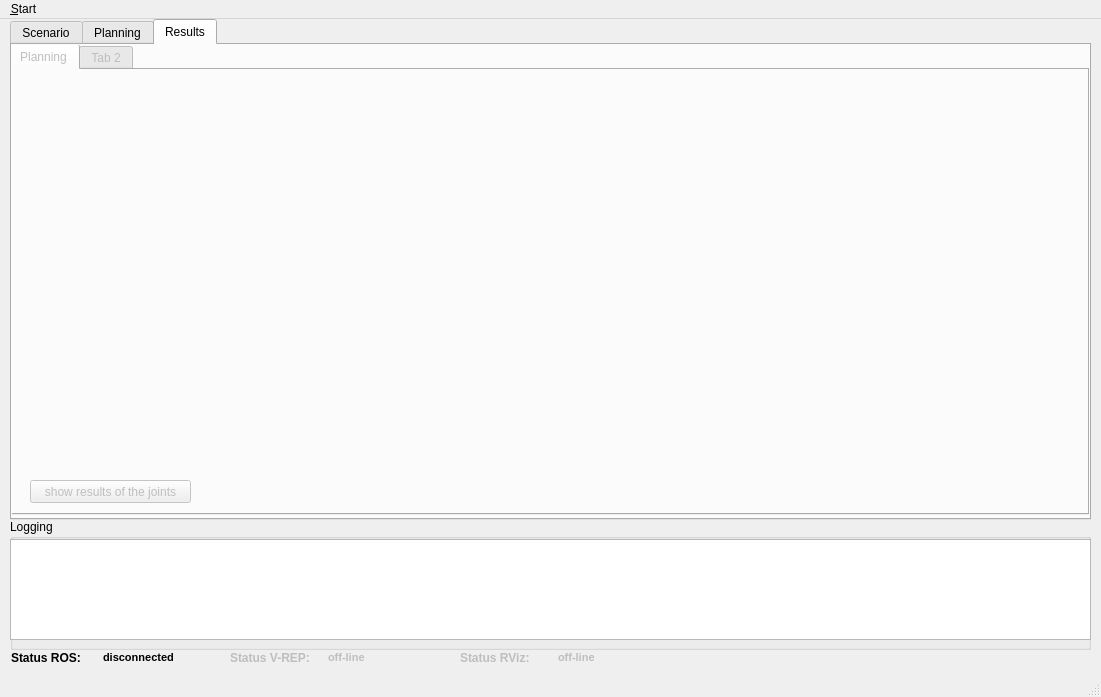
Before: the Qt Designer form ui/main_window.ui in zohannn/motion_manager, drawn with Qt 5.
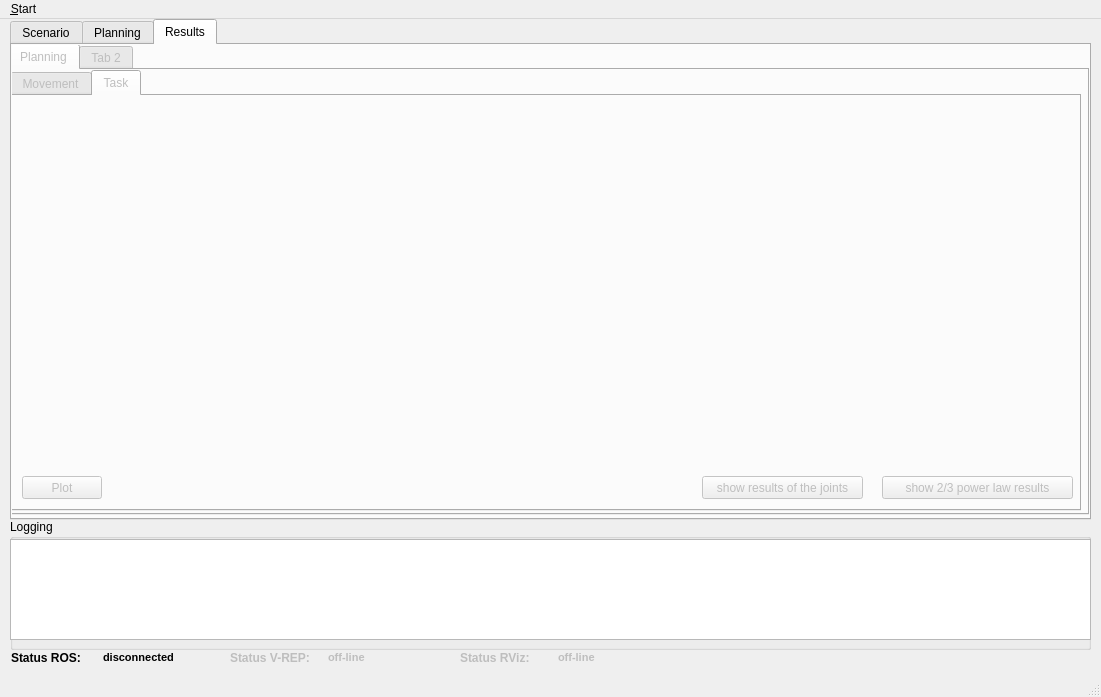
After: the same form once the commit is applied. The open tabs and pages were chosen to show the change. Icons and pictures are not drawn. Custom widgets are drawn as their Qt base class.

```diff
--- a/ui/main_window.ui
+++ b/ui/main_window.ui
@@ -1031,11 +1031,37 @@
        <attribute name="title">
         <string>Planning</string>
        </attribute>
-       <widget class="QPushButton" name="pushButton_joints_results">
+       <widget class="QTabWidget" name="tabWidget_plan">
         <property name="geometry">
          <rect>
-          <x>20</x>
-          <y>410</y>
+          <x>0</x>
+          <y>0</y>
+          <width>1071</width>
+          <height>441</height>
+         </rect>
+        </property>
+        <property name="currentIndex">
+         <number>0</number>
+        </property>
+        <widget class="QWidget" name="tab_results_plan_mov">
+         <attribute name="title">
+          <string>Movement</string>
+         </attribute>
+         <widget class="QCustomPlot" name="plot_hand_vel_mov" native="true">
+          <property name="geometry">
+           <rect>
+            <x>340</x>
+            <y>10</y>
+            <width>330</width>
+            <height>230</height>
+           </rect>
+          </property>
+         </widget>
+         <widget class="QPushButton" name="pushButton_joints_results_mov">
+          <property name="geometry">
+           <rect>
+            <x>900</x>
+            <y>380</y>
           <width>161</width>
           <height>23</height>
          </rect>
@@ -1044,55 +1070,74 @@
          <string>show results of the joints</string>
         </property>
        </widget>
-       <widget class="QCustomPlot" name="plot_hand_pos" native="true">
+         <widget class="QPushButton" name="pushButton_plot_mov">
         <property name="geometry">
          <rect>
-          <x>370</x>
-          <y>10</y>
-          <width>321</width>
-          <height>231</height>
-         </rect>
-        </property>
-       </widget>
-       <widget class="QCustomPlot" name="plot_hand_vel" native="true">
+            <x>10</x>
+            <y>380</y>
+            <width>80</width>
+            <height>23</height>
+           </rect>
+          </property>
+          <property name="text">
+           <string>Plot</string>
+          </property>
+         </widget>
+        </widget>
+        <widget class="QWidget" name="tab_results_plan_task">
+         <attribute name="title">
+          <string>Task</string>
+         </attribute>
+         <widget class="QPushButton" name="pushButton_joints_results_task">
         <property name="geometry">
          <rect>
-          <x>10</x>
-          <y>10</y>
-          <width>331</width>
-          <height>231</height>
-         </rect>
-        </property>
-       </widget>
-       <widget class="QCustomPlot" name="plot_power_law" native="true">
+            <x>690</x>
+            <y>380</y>
+            <width>161</width>
+            <height>23</height>
+           </rect>
+          </property>
+          <property name="text">
+           <string>show results of the joints</string>
+          </property>
+         </widget>
+         <widget class="QCustomPlot" name="plot_hand_vel_task" native="true">
         <property name="geometry">
          <rect>
-          <x>720</x>
-          <y>10</y>
-          <width>341</width>
-          <height>231</height>
+            <x>350</x>
+            <y>20</y>
+            <width>330</width>
+            <height>230</height>
          </rect>
         </property>
        </widget>
-       <widget class="QCustomPlot" name="plot_curvature" native="true">
+         <widget class="QPushButton" name="pushButton_power_law">
         <property name="geometry">
          <rect>
-          <x>370</x>
-          <y>250</y>
-          <width>321</width>
-          <height>181</height>
-         </rect>
-        </property>
-       </widget>
-       <widget class="QCustomPlot" name="plot_vel_tan" native="true">
+            <x>870</x>
+            <y>380</y>
+            <width>191</width>
+            <height>23</height>
+           </rect>
+          </property>
+          <property name="text">
+           <string>show 2/3 power law results</string>
+          </property>
+         </widget>
+         <widget class="QPushButton" name="pushButton_plot_task">
         <property name="geometry">
          <rect>
-          <x>710</x>
-          <y>250</y>
-          <width>351</width>
-          <height>181</height>
-         </rect>
-        </property>
+            <x>10</x>
+            <y>380</y>
+            <width>80</width>
+            <height>23</height>
+           </rect>
+          </property>
+          <property name="text">
+           <string>Plot</string>
+          </property>
+         </widget>
+        </widget>
        </widget>
       </widget>
       <widget class="QWidget" name="tab_2">
```
Left out of the diff: 2 changed lines with no effect on the pictures. Lines whose indentation alone changed are shown as unchanged.
